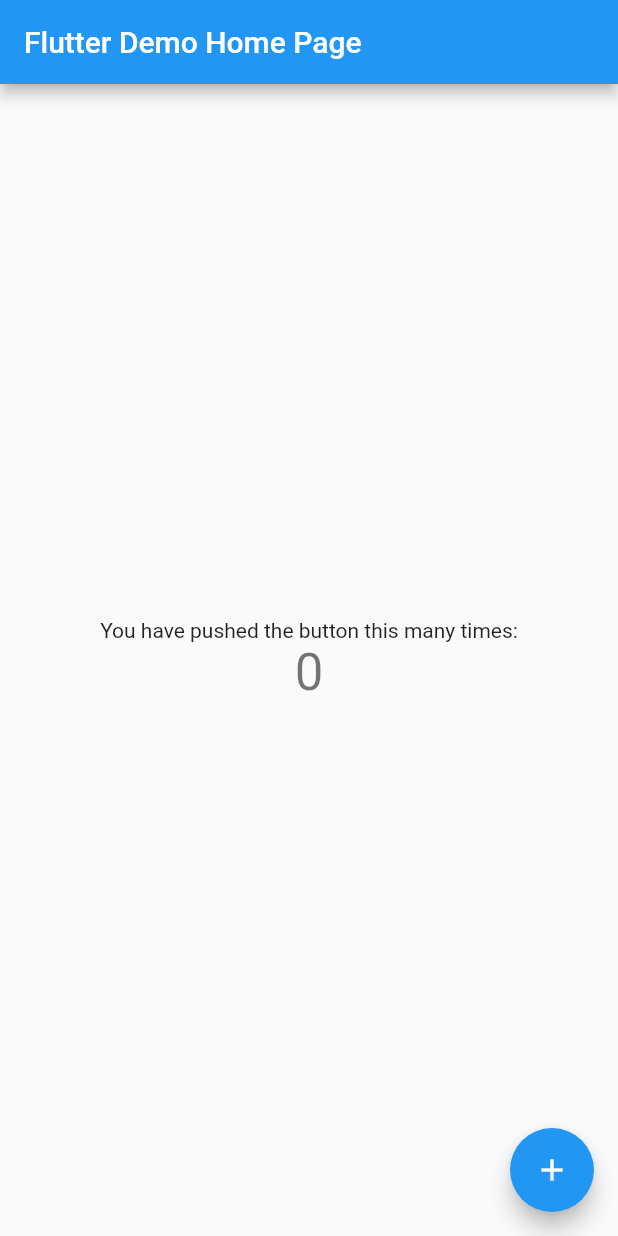
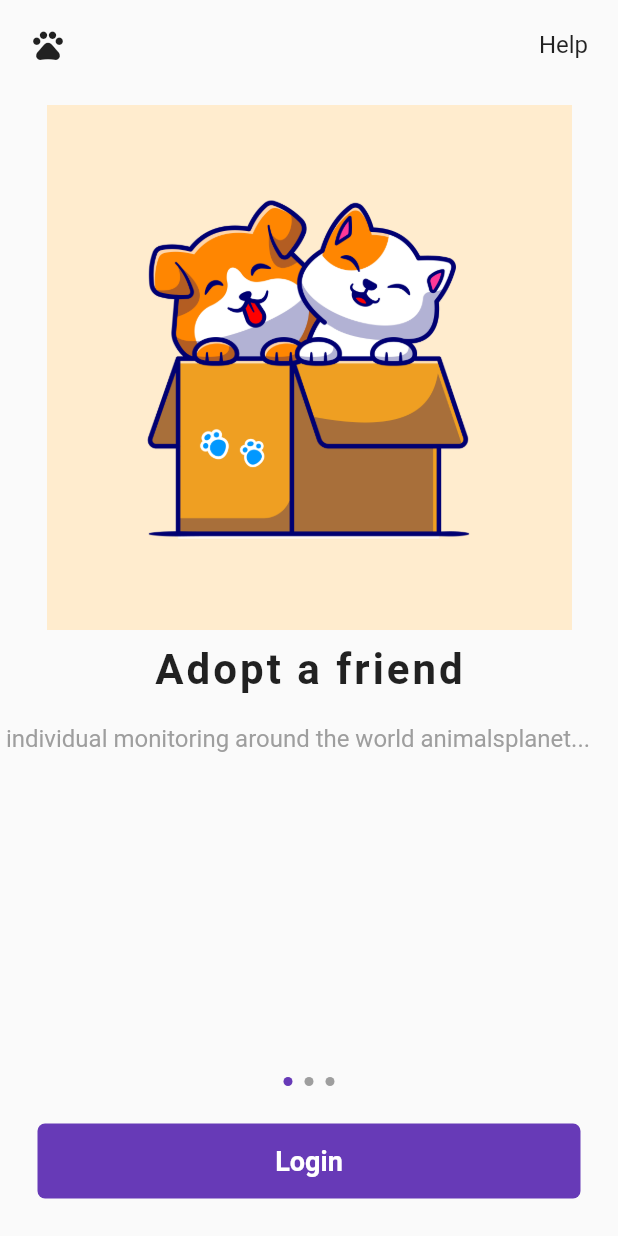
Before and after one commit to jithuhari/Hackathon_App, a Flutter app: the screen it shows after launch, on a phone screen of 412 x 824 dp. Run offline on Flutter 3.47's test engine with Material 2 defaults, Android fonts, the phone set to English and light mode, and no system bars; drawn by our look-alikes of smooth_page_indicator.

Commit message:
onstartscreen

```diff
--- a/lib/main.dart
+++ b/lib/main.dart
@@ -1,4 +1,5 @@
 import 'package:flutter/material.dart';
+import 'package:hackathon_app/screens/onstart/start_screen.dart';
 
 void main() {
   runApp(const MyApp());
@@ -13,103 +14,9 @@
     return MaterialApp(
       title: 'Flutter Demo',
       theme: ThemeData(
-        // This is the theme of your application.
-        //
-        // Try running your application with "flutter run". You'll see the
-        // application has a blue toolbar. Then, without quitting the app, try
-        // changing the primarySwatch below to Colors.green and then invoke
-        // "hot reload" (press "r" in the console where you ran "flutter run",
-        // or simply save your changes to "hot reload" in a Flutter IDE).
-        // Notice that the counter didn't reset back to zero; the application
-        // is not restarted.
         primarySwatch: Colors.blue,
       ),
-      home: const MyHomePage(title: 'Flutter Demo Home Page'),
+      home: ScreenOnStart(),
     );
   }
 }
-
-class MyHomePage extends StatefulWidget {
-  const MyHomePage({Key? key, required this.title}) : super(key: key);
-
-  // This widget is the home page of your application. It is stateful, meaning
-  // that it has a State object (defined below) that contains fields that affect
-  // how it looks.
-
-  // This class is the configuration for the state. It holds the values (in this
-  // case the title) provided by the parent (in this case the App widget) and
-  // used by the build method of the State. Fields in a Widget subclass are
-  // always marked "final".
-
-  final String title;
-
-  @override
-  State<MyHomePage> createState() => _MyHomePageState();
-}
-
-class _MyHomePageState extends State<MyHomePage> {
-  int _counter = 0;
-
-  void _incrementCounter() {
-    setState(() {
-      // This call to setState tells the Flutter framework that something has
-      // changed in this State, which causes it to rerun the build method below
-      // so that the display can reflect the updated values. If we changed
-      // _counter without calling setState(), then the build method would not be
-      // called again, and so nothing would appear to happen.
-      _counter++;
-    });
-  }
-
-  @override
-  Widget build(BuildContext context) {
-    // This method is rerun every time setState is called, for instance as done
-    // by the _incrementCounter method above.
-    //
-    // The Flutter framework has been optimized to make rerunning build methods
-    // fast, so that you can just rebuild anything that needs updating rather
-    // than having to individually change instances of widgets.
-    return Scaffold(
-      appBar: AppBar(
-        // Here we take the value from the MyHomePage object that was created by
-        // the App.build method, and use it to set our appbar title.
-        title: Text(widget.title),
-      ),
-      body: Center(
-        // Center is a layout widget. It takes a single child and positions it
-        // in the middle of the parent.
-        child: Column(
-          // Column is also a layout widget. It takes a list of children and
-          // arranges them vertically. By default, it sizes itself to fit its
-          // children horizontally, and tries to be as tall as its parent.
-          //
-          // Invoke "debug painting" (press "p" in the console, choose the
-          // "Toggle Debug Paint" action from the Flutter Inspector in Android
-          // Studio, or the "Toggle Debug Paint" command in Visual Studio Code)
-          // to see the wireframe for each widget.
-          //
-          // Column has various properties to control how it sizes itself and
-          // how it positions its children. Here we use mainAxisAlignment to
-          // center the children vertically; the main axis here is the vertical
-          // axis because Columns are vertical (the cross axis would be
-          // horizontal).
-          mainAxisAlignment: MainAxisAlignment.center,
-          children: <Widget>[
-            const Text(
-              'You have pushed the button this many times:',
-            ),
-            Text(
-              '$_counter',
-              style: Theme.of(context).textTheme.headline4,
-            ),
-          ],
-        ),
-      ),
-      floatingActionButton: FloatingActionButton(
-        onPressed: _incrementCounter,
-        tooltip: 'Increment',
-        child: const Icon(Icons.add),
-      ), // This trailing comma makes auto-formatting nicer for build methods.
-    );
-  }
-}
--- /dev/null
+++ b/lib/screens/login_screen/login_screen.dart
@@ -0,0 +1,31 @@
+import 'package:flutter/material.dart';
+
+class Login extends StatelessWidget {
+  const Login({Key? key}) : super(key: key);
+
+  @override
+  Widget build(BuildContext context) {
+    return Container(
+      height: 50,
+      margin: const EdgeInsets.all(25),
+      width: double.infinity,
+      decoration: BoxDecoration(
+          color: Colors.deepPurple, borderRadius: BorderRadius.circular(5)),
+      child: TextButton(
+        onPressed: () {
+          Navigator.of(context).push(
+            MaterialPageRoute(
+              builder: (ctx) => Container(),
+            ),
+          );
+        },
+        child: const Text(
+          "Login",
+          textAlign: TextAlign.center,
+          style: TextStyle(
+              color: Colors.white, fontSize: 18, fontWeight: FontWeight.bold),
+        ),
+      ),
+    );
+  }
+}
--- /dev/null
+++ b/lib/screens/onstart/bottom_screen.dart
@@ -0,0 +1,41 @@
+import 'package:flutter/material.dart';
+
+class BottomSection extends StatelessWidget {
+  const BottomSection({Key? key, required this.title}) : super(key: key);
+  final String title;
+  @override
+  Widget build(BuildContext context) {
+    return Column(
+      mainAxisAlignment: MainAxisAlignment.end,
+      children: [
+        Text(
+          title,
+          style: const TextStyle(
+            letterSpacing: 2,
+            fontSize: 28,
+            fontWeight: FontWeight.bold,
+          ),
+        ),
+        const SizedBox(
+          height: 20,
+        ),
+        Row(
+          children: [
+            Expanded(
+              child: const Text(
+                " individual monitoring around the world animalsplanet...",
+                style: TextStyle(
+                  fontSize: 16,
+                  color: Colors.grey,
+                ),
+              ),
+            ),
+          ],
+        ),
+        const SizedBox(
+          height: 20,
+        ),
+      ],
+    );
+  }
+}
--- /dev/null
+++ b/lib/screens/onstart/start_screen.dart
@@ -0,0 +1,79 @@
+import 'package:flutter/material.dart';
+import 'package:hackathon_app/screens/login_screen/login_screen.dart';
+import 'package:hackathon_app/screens/onstart/bottom_screen.dart';
+import 'package:hackathon_app/screens/onstart/top_section.dart';
+import 'package:hackathon_app/theme/color_const.dart';
+import 'package:smooth_page_indicator/smooth_page_indicator.dart';
+
+class ScreenOnStart extends StatefulWidget {
+  const ScreenOnStart({Key? key}) : super(key: key);
+
+  @override
+  ScreenOnStartState createState() => ScreenOnStartState();
+}
+
+class ScreenOnStartState extends State<ScreenOnStart> {
+  final _pageController = PageController();
+  @override
+  Widget build(BuildContext context) {
+    return Scaffold(
+        body: Column(
+      children: [
+        Expanded(
+          child: PageView(
+            controller: _pageController,
+            children: const [
+              CommonSCreen(
+                  title: "Adopt a friend", imageAssets: "assets/puppys.jpg"),
+              CommonSCreen(
+                  title: "Quality care with style",
+                  imageAssets: "assets/puppys.jpg"),
+              CommonSCreen(
+                  title: "It's your pet's time to shine",
+                  imageAssets: "assets/puppys.jpg"),
+            ],
+          ),
+        ),
+        Column(
+          mainAxisAlignment: MainAxisAlignment.end,
+          children: [
+            SmoothPageIndicator(
+              controller: _pageController,
+              count: 3,
+              effect: SwapEffect(
+                  activeDotColor: mainColor, dotHeight: 6, dotWidth: 6),
+            ),
+            const Login(),
+          ],
+        )
+      ],
+    ));
+  }
+}
+
+class CommonSCreen extends StatelessWidget {
+  const CommonSCreen({Key? key, required this.title, required this.imageAssets})
+      : super(key: key);
+  final String title;
+  final String imageAssets;
+
+  @override
+  Widget build(BuildContext context) {
+    return SafeArea(
+      child: Column(
+        mainAxisAlignment: MainAxisAlignment.start,
+        children: [
+          const TopSection(),
+          SizedBox(
+            height: 10,
+          ),
+          SizedBox(height: 350, child: Image.asset(imageAssets)),
+          SizedBox(
+            height: 10,
+          ),
+          BottomSection(title: title)
+        ],
+      ),
+    );
+  }
+}
--- /dev/null
+++ b/lib/screens/onstart/top_section.dart
@@ -0,0 +1,37 @@
+import 'package:flutter/material.dart';
+
+class TopSection extends StatelessWidget {
+  const TopSection({Key? key}) : super(key: key);
+
+  @override
+  Widget build(BuildContext context) {
+    return Padding(
+      padding: const EdgeInsets.symmetric(
+        horizontal: 20,
+      ),
+      child: SizedBox(
+        width: double.infinity,
+        height: 60,
+        child: Row(
+          mainAxisAlignment: MainAxisAlignment.spaceBetween,
+          children: [
+            const SizedBox(height: 50, child: Icon(Icons.pets)
+
+                // Image.asset(
+                //   "asset/b.png",
+                //   scale: 1,
+                // ),
+                // ),
+                ),
+            const Text(
+              "Help",
+              style: TextStyle(
+                fontSize: 16,
+              ),
+            )
+          ],
+        ),
+      ),
+    );
+  }
+}
--- /dev/null
+++ b/lib/theme/color_const.dart
@@ -0,0 +1,3 @@
+import 'package:flutter/material.dart';
+
+const mainColor = Colors.deepPurple;
```
Also changed, not shown: pubspec.yaml (+6 -14 lines), assets/puppys.jpg (added), pubspec.lock.
